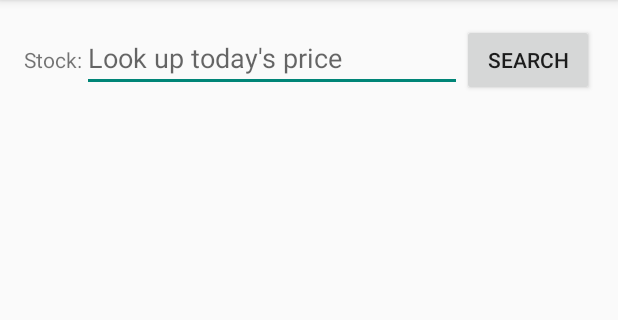
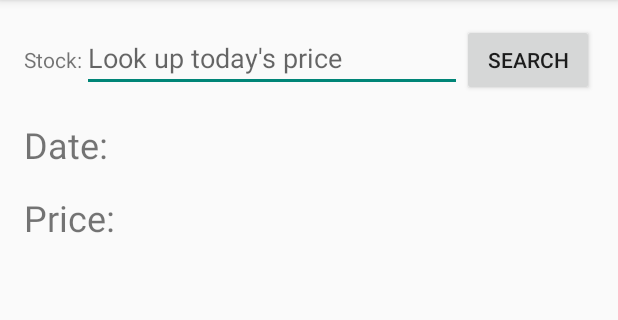
Before and after one commit to gautamr95/StockViewer, an Android app: the screen it shows after launch (MainActivity), on a phone screen of 412 x 824 dp, the part 84-404 px from its top. Run offline under Robolectric (Android 15) with nearby library versions, the phone set to English and light mode, and no system bars.

Commit message:
Update UI

```diff
--- a/app/src/main/java/com/example/gautam/stockviewer/MainActivity.java
+++ b/app/src/main/java/com/example/gautam/stockviewer/MainActivity.java
@@ -6,7 +6,7 @@ import android.net.NetworkInfo;
 import android.net.Uri;
 import android.os.AsyncTask;
 import android.os.Bundle;
-import android.support.v7.app.ActionBarActivity;
+import android.support.v7.app.AppCompatActivity;
 import android.util.Log;
 import android.view.Menu;
 import android.view.MenuItem;
@@ -28,7 +28,7 @@ import java.net.HttpURLConnection;
 import java.net.URL;
 
 
-public class MainActivity extends ActionBarActivity {
+public class MainActivity extends AppCompatActivity {
     final String LOG_TAG = this.getClass().getSimpleName();
 
     private Button mBtn;
@@ -96,14 +96,14 @@ public class MainActivity extends ActionBarActivity {
 
         final String LOG_TAG = this.getClass().getSimpleName();
 
-        String date;
-        double price;
+        String date = null;
+        Double price = null;
 
         @Override
         protected String doInBackground(String... params) {
-            HttpURLConnection urlConnection = null;
+            HttpURLConnection urlConnection;
             String input = params[0];
-            InputStream inputStream = null;
+            InputStream inputStream;
             String stockString = null;
             try {
                 Uri builtUri = Uri.parse(baseUrl).buildUpon().appendPath(input + ".json").appendQueryParameter(ID_PARAM, APP_ID)
@@ -140,8 +140,10 @@ public class MainActivity extends ActionBarActivity {
         @Override
         protected void onPostExecute(String s) {
             super.onPostExecute(s);
-            mDateTView.setText(date);
-            mOutputTView.setText(Double.toString(price));
+            if (date != null)
+                mDateTView.setText(date);
+            if (price != null)
+                mOutputTView.setText(Double.toString(price));
         }
 
         private void getTodaysPrice(String stockJsonStr) {
--- a/app/src/main/res/layout/activity_main.xml
+++ b/app/src/main/res/layout/activity_main.xml
@@ -36,20 +36,44 @@
     <LinearLayout
         android:layout_width="match_parent"
         android:layout_height="wrap_content"
-        android:orientation="vertical">
+        android:layout_marginTop="@dimen/activity_vertical_margin"
+        android:orientation="horizontal">
+
+        <TextView
+            android:layout_width="wrap_content"
+            android:layout_height="wrap_content"
+            android:text="@string/date"
+            android:textSize="24sp"
+            android:textStyle="normal" />
 
         <TextView
             android:id="@+id/date_today"
-            android:layout_width="match_parent"
+            android:layout_width="0dp"
             android:layout_height="wrap_content"
-            android:textSize="54sp"
+            android:layout_weight="1"
+            android:textSize="24sp"
+            android:textStyle="normal" />
+    </LinearLayout>
+
+    <LinearLayout
+        android:layout_width="match_parent"
+        android:layout_height="wrap_content"
+        android:layout_marginTop="@dimen/activity_vertical_margin"
+        android:orientation="horizontal">
+
+        <TextView
+            android:layout_width="wrap_content"
+            android:layout_height="wrap_content"
+            android:text="@string/price"
+            android:textSize="24sp"
             android:textStyle="normal" />
 
         <TextView
             android:id="@+id/price_today"
-            android:layout_width="match_parent"
+            android:layout_width="0dp"
             android:layout_height="wrap_content"
-            android:textSize="54sp"
+            android:layout_weight="1"
+            android:textSize="24sp"
             android:textStyle="normal" />
     </LinearLayout>
 </LinearLayout>
--- a/app/src/main/res/values/strings.xml
+++ b/app/src/main/res/values/strings.xml
@@ -6,4 +6,6 @@
     <string name="search">Search</string>
     <string name="stock_search">Look up today\'s price</string>
     <string name="stock">Stock:</string>
+    <string name="date">Date:</string>
+    <string name="price">Price:</string>
 </resources>
```
